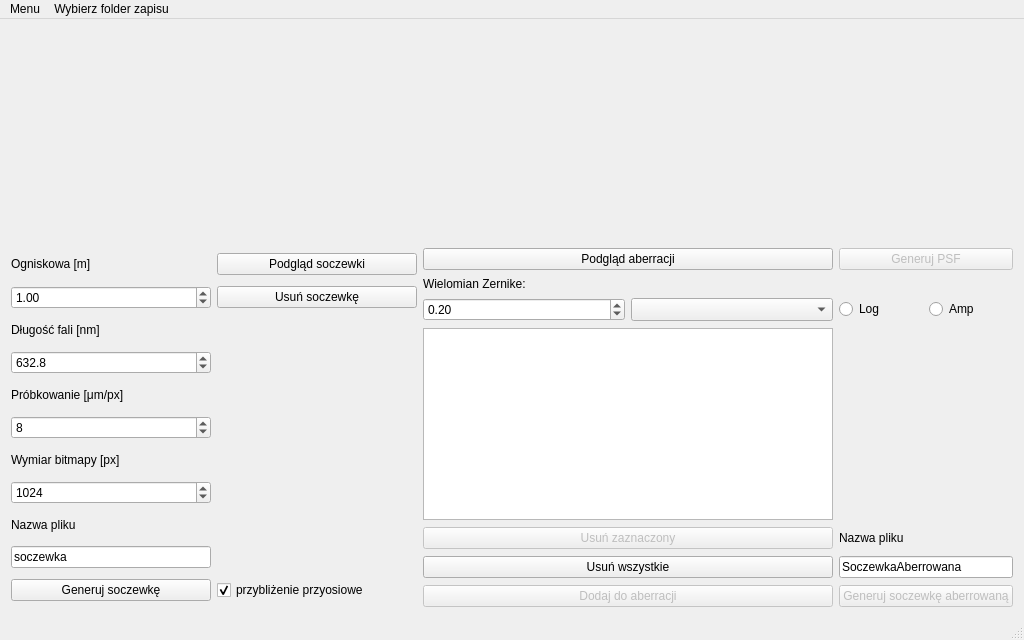
This is mainwindow.ui in diabeticus95/inzynierka as Qt 5 draws it before an edit. The edited form follows.
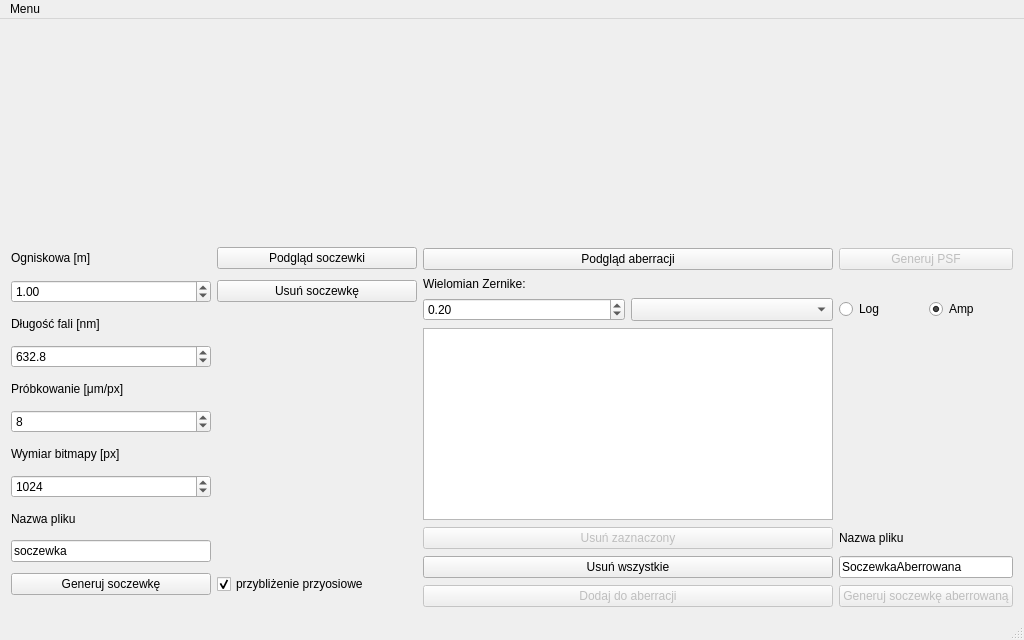
This is the edited form. Icons and pictures are not drawn.

Patch:
```diff
--- a/mainwindow.ui
+++ b/mainwindow.ui
@@ -309,6 +309,9 @@
         <property name="sizeConstraint">
          <enum>QLayout::SetMinimumSize</enum>
         </property>
+        <property name="topMargin">
+         <number>6</number>
+        </property>
         <property name="verticalSpacing">
          <number>7</number>
         </property>
@@ -606,6 +609,9 @@
             <property name="text">
              <string>Amp</string>
             </property>
+            <property name="checked">
+             <bool>true</bool>
+            </property>
            </widget>
           </item>
          </layout>
@@ -630,14 +636,9 @@
      <string>Menu</string>
     </property>
     <addaction name="actionO_programie"/>
-   </widget>
-   <widget class="QMenu" name="menuWybierz_cie_k_zapisu">
-    <property name="title">
-     <string>Wybierz folder zapisu</string>
-    </property>
+    <addaction name="actionWybierz_folder_zapisu"/>
    </widget>
    <addaction name="menuMenu"/>
-   <addaction name="menuWybierz_cie_k_zapisu"/>
   </widget>
   <widget class="QStatusBar" name="statusBar"/>
   <action name="actionO_programie">
```
Left out of the diff: 5 changed lines with no effect on the pictures.
